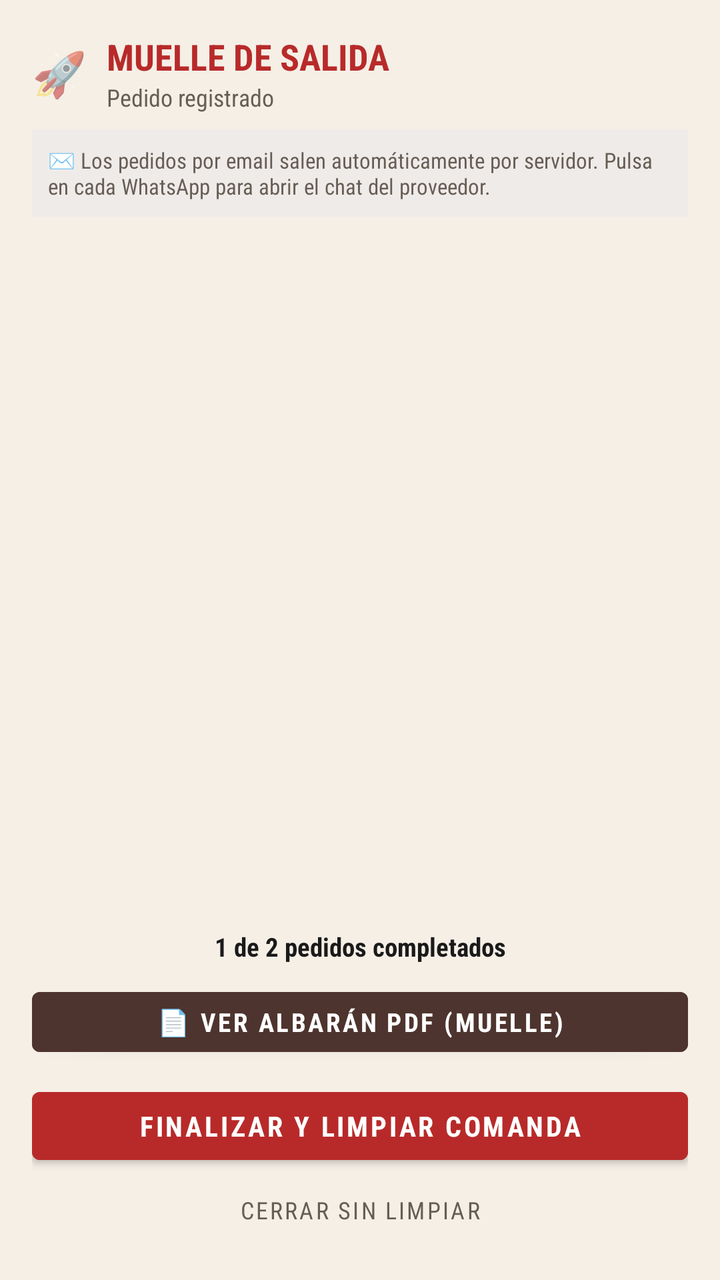
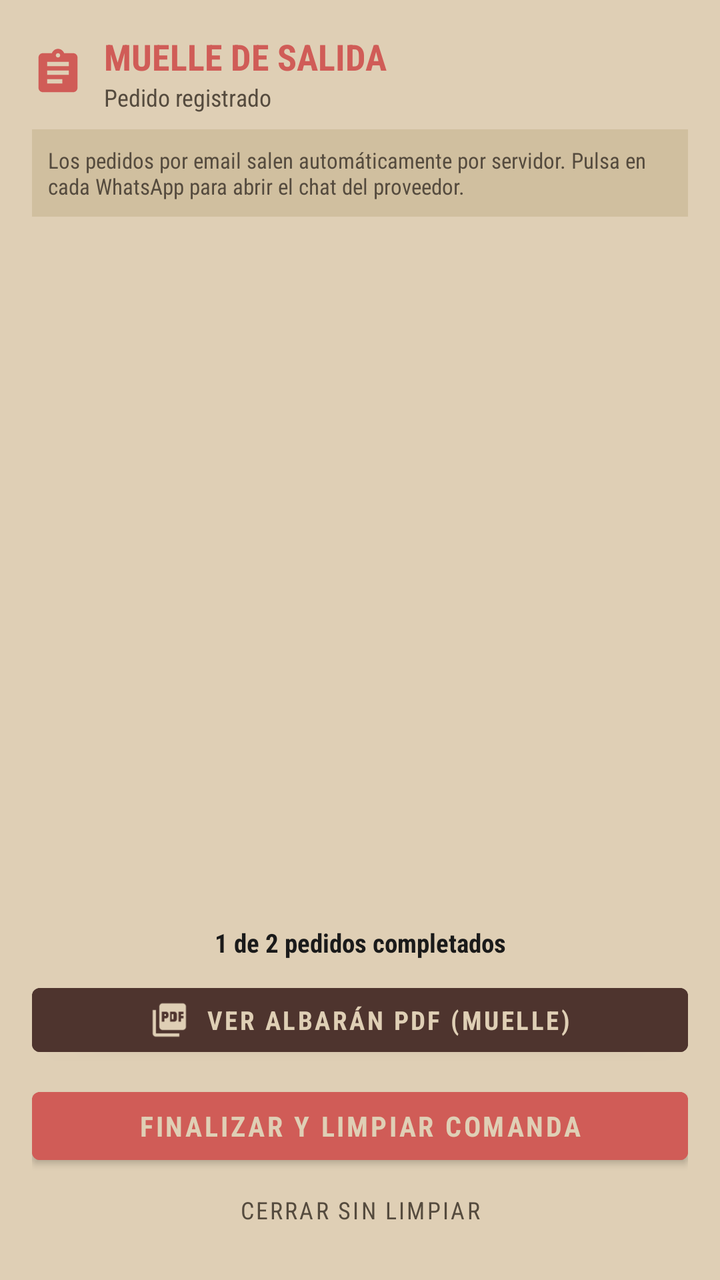

Before-and-after screenshots of an Android layout around one commit, followed by the original layout XML and the change that was made.
<!-- AndroidManifest.xml: application theme Theme.FBSmartOrder -->
<!-- res/layout/dialog_dispatch_checklist.xml -->
<?xml version="1.0" encoding="utf-8"?>
<LinearLayout xmlns:android="http://schemas.android.com/apk/res/android"
    xmlns:app="http://schemas.android.com/apk/res-auto"
    android:layout_width="match_parent"
    android:layout_height="wrap_content"
    android:background="@color/bg_paper"
    android:orientation="vertical"
    android:padding="16dp">

    
    <LinearLayout
        android:layout_width="match_parent"
        android:layout_height="wrap_content"
        android:gravity="center_vertical"
        android:orientation="horizontal">

        <TextView
            android:layout_width="wrap_content"
            android:layout_height="wrap_content"
            android:text="🚀"
            android:textSize="22sp" />

        <LinearLayout
            android:layout_width="0dp"
            android:layout_height="wrap_content"
            android:layout_marginStart="10dp"
            android:layout_weight="1"
            android:orientation="vertical">

            <TextView
                android:layout_width="wrap_content"
                android:layout_height="wrap_content"
                android:fontFamily="sans-serif-condensed"
                android:text="MUELLE DE SALIDA"
                android:textColor="@color/stamp_red"
                android:textSize="18sp"
                android:textStyle="bold" />

            <TextView
                android:id="@+id/tvOrderRef"
                android:layout_width="wrap_content"
                android:layout_height="wrap_content"
                android:fontFamily="sans-serif-condensed"
                android:text="Pedido registrado"
                android:textColor="@color/text_secondary"
                android:textSize="12sp" />
        </LinearLayout>
    </LinearLayout>

    
    <TextView
        android:id="@+id/tvDispatchHint"
        android:layout_width="match_parent"
        android:layout_height="wrap_content"
        android:layout_marginTop="8dp"
        android:layout_marginBottom="8dp"
        android:background="#EFEBE9"
        android:fontFamily="sans-serif-condensed"
        android:padding="8dp"
        android:text="✉️ Los pedidos por email salen automáticamente por servidor. Pulsa en cada WhatsApp para abrir el chat del proveedor."
        android:textColor="@color/text_secondary"
        android:textSize="11sp" />

    
    <ScrollView
        android:layout_width="match_parent"
        android:layout_height="0dp"
        android:layout_weight="1"
        android:maxHeight="340dp">

        <LinearLayout
            android:id="@+id/layoutSubordersContainer"
            android:layout_width="match_parent"
            android:layout_height="wrap_content"
            android:orientation="vertical" />
    </ScrollView>

    
    <TextView
        android:id="@+id/tvDispatchProgress"
        android:layout_width="match_parent"
        android:layout_height="wrap_content"
        android:layout_marginTop="10dp"
        android:fontFamily="sans-serif-condensed"
        android:gravity="center"
        android:text="1 de 2 pedidos completados"
        android:textColor="@color/text_primary"
        android:textSize="13sp"
        android:textStyle="bold" />

    
    <Button
        android:id="@+id/btnViewPdfDispatch"
        android:layout_width="match_parent"
        android:layout_height="42dp"
        android:layout_marginTop="8dp"
        android:backgroundTint="#4E342E"
        android:fontFamily="sans-serif-condensed"
        android:text="📄 VER ALBARÁN PDF (MUELLE)"
        android:textColor="@color/white"
        android:textSize="13sp"
        android:textStyle="bold" />

    
    <Button
        android:id="@+id/btnFinishDispatch"
        android:layout_width="match_parent"
        android:layout_height="46dp"
        android:layout_marginTop="8dp"
        android:backgroundTint="@color/stamp_red"
        android:fontFamily="sans-serif-condensed"
        android:text="FINALIZAR Y LIMPIAR COMANDA"
        android:textColor="@color/white"
        android:textSize="14sp"
        android:textStyle="bold" />

    <Button
        android:id="@+id/btnDismissDispatch"
        style="@style/Widget.MaterialComponents.Button.TextButton"
        android:layout_width="match_parent"
        android:layout_height="38dp"
        android:fontFamily="sans-serif-condensed"
        android:text="Cerrar sin limpiar"
        android:textColor="@color/text_secondary"
        android:textSize="12sp" />
</LinearLayout>
<!-- resources referenced by this layout -->
<resources>
  <color name="bg_paper">#F5EFE6</color>
  <color name="stamp_red">#B82A2A</color>
  <color name="text_primary">#1A1A1A</color>
  <color name="text_secondary">#665E54</color>
  <color name="white">#FFFFFFFF</color>
  <style name="Theme.FBSmartOrder" parent="Theme.MaterialComponents.DayNight.NoActionBar">
          <item name="colorPrimary">@color/stamp_red</item>
          <item name="colorPrimaryVariant">@color/stamp_red_dark</item>
          <item name="colorOnPrimary">@color/white</item>
          <item name="android:windowBackground">@color/bg_paper</item>
          <item name="android:statusBarColor">@color/bg_paper</item>
          <item name="android:windowLightStatusBar" tools:targetApi="m">true</item>
      </style>
  <color name="stamp_red_dark">#962121</color>
</resources>

<!-- the commit's change to res/layout/dialog_dispatch_checklist.xml (unified diff, before → after) -->
@@ -14,11 +14,11 @@
         android:gravity="center_vertical"
         android:orientation="horizontal">
 
-        <TextView
-            android:layout_width="wrap_content"
-            android:layout_height="wrap_content"
-            android:text="🚀"
-            android:textSize="22sp" />
+        <ImageView
+            android:layout_width="26dp"
+            android:layout_height="26dp"
+            android:src="@drawable/ic_nav_order"
+            app:tint="@color/stamp_red" />
 
         <LinearLayout
             android:layout_width="0dp"
@@ -54,10 +54,10 @@
         android:layout_height="wrap_content"
         android:layout_marginTop="8dp"
         android:layout_marginBottom="8dp"
-        android:background="#EFEBE9"
+        android:background="@color/stepper_bg"
         android:fontFamily="sans-serif-condensed"
         android:padding="8dp"
-        android:text="✉️ Los pedidos por email salen automáticamente por servidor. Pulsa en cada WhatsApp para abrir el chat del proveedor."
+        android:text="Los pedidos por email salen automáticamente por servidor. Pulsa en cada WhatsApp para abrir el chat del proveedor."
         android:textColor="@color/text_secondary"
         android:textSize="11sp" />
 
@@ -92,12 +92,18 @@
     <Button
         android:id="@+id/btnViewPdfDispatch"
         android:layout_width="match_parent"
-        android:layout_height="42dp"
+        android:layout_height="wrap_content"
+        android:minHeight="42dp"
         android:layout_marginTop="8dp"
+        android:paddingTop="6dp"
+        android:paddingBottom="6dp"
         android:backgroundTint="#4E342E"
         android:fontFamily="sans-serif-condensed"
-        android:text="📄 VER ALBARÁN PDF (MUELLE)"
-        android:textColor="@color/white"
+        android:text="VER ALBARÁN PDF (MUELLE)"
+        app:icon="@drawable/ic_pdf"
+        app:iconGravity="textStart"
+        app:iconTint="@color/bg_paper"
+        android:textColor="@color/bg_paper"
         android:textSize="13sp"
         android:textStyle="bold" />
 
@@ -105,12 +111,15 @@
     <Button
         android:id="@+id/btnFinishDispatch"
         android:layout_width="match_parent"
-        android:layout_height="46dp"
+        android:layout_height="wrap_content"
+        android:minHeight="46dp"
         android:layout_marginTop="8dp"
+        android:paddingTop="6dp"
+        android:paddingBottom="6dp"
         android:backgroundTint="@color/stamp_red"
         android:fontFamily="sans-serif-condensed"
         android:text="FINALIZAR Y LIMPIAR COMANDA"
-        android:textColor="@color/white"
+        android:textColor="@color/bg_paper"
         android:textSize="14sp"
         android:textStyle="bold" />
 
<!-- resource entries referenced after the edit -->
@@ -1,18 +1,38 @@
 <!-- resources referenced by this layout -->
 <resources>
-  <color name="bg_paper">#F5EFE6</color>
-  <color name="stamp_red">#B82A2A</color>
+  <color name="bg_paper">#DFCFB5</color>
+  <color name="stamp_red">#D05C57</color>
+  <color name="stepper_bg">#D0BF9F</color>
   <color name="text_primary">#1A1A1A</color>
-  <color name="text_secondary">#665E54</color>
-  <color name="white">#FFFFFFFF</color>
+  <color name="text_secondary">#554B3E</color>
+  <!-- drawable ic_nav_order (drawable) -->
+  <vector xmlns:android="http://schemas.android.com/apk/res/android"
+      android:width="24dp"
+      android:height="24dp"
+      android:viewportWidth="24"
+      android:viewportHeight="24">
+    <path
+        android:fillColor="@color/text_primary"
+        android:pathData="M19,3h-4.18C14.4,1.84 13.3,1 12,1c-1.3,0 -2.4,0.84 -2.82,2H5c-1.1,0 -2,0.9 -2,2v14c0,1.1 0.9,2 2,2h14c1.1,0 2,-0.9 2,-2V5c0,-1.1 -0.9,-2 -2,-2zM12,3c0.55,0 1,0.45 1,1s-0.45,1 -1,1 -1,-0.45 -1,-1 0.45,-1 1,-1zM14,17H7v-2h7v2zm3,-4H7v-2h10v2zm0,-4H7V7h10v2z"/>
+  </vector>
+  <!-- drawable ic_pdf (drawable) -->
+  <vector xmlns:android="http://schemas.android.com/apk/res/android"
+      android:width="20dp"
+      android:height="20dp"
+      android:viewportWidth="24"
+      android:viewportHeight="24">
+      <path
+          android:fillColor="@color/text_primary"
+          android:pathData="M20,2H8c-1.1,0 -2,0.9 -2,2v12c0,1.1 0.9,2 2,2h12c1.1,0 2,-0.9 2,-2V4c0,-1.1 -0.9,-2 -2,-2zm-8.5,7.5c0,0.83 -0.67,1.5 -1.5,1.5H9v2H7.5V7H10c0.83,0 1.5,0.67 1.5,1.5v1zm5,2c0,0.83 -0.67,1.5 -1.5,1.5h-2.5V7H15c0.83,0 1.5,0.67 1.5,1.5v3zm4,-3H19v1h1.5V11H19v2h-1.5V7h3v1.5zM9,9.5h1v-1H9v1zm4.5,2h1v-3h-1v3zM4,6H2v14c0,1.1 0.9,2 2,2h14v-2H4V6z" />
+  </vector>
   <style name="Theme.FBSmartOrder" parent="Theme.MaterialComponents.DayNight.NoActionBar">
           <item name="colorPrimary">@color/stamp_red</item>
           <item name="colorPrimaryVariant">@color/stamp_red_dark</item>
-          <item name="colorOnPrimary">@color/white</item>
+          <item name="colorOnPrimary">@color/bg_paper</item>
           <item name="android:windowBackground">@color/bg_paper</item>
           <item name="android:statusBarColor">@color/bg_paper</item>
           <item name="android:windowLightStatusBar" tools:targetApi="m">true</item>
       </style>
-  <color name="stamp_red_dark">#962121</color>
+  <color name="stamp_red_dark">#A8413C</color>
 </resources>
 
